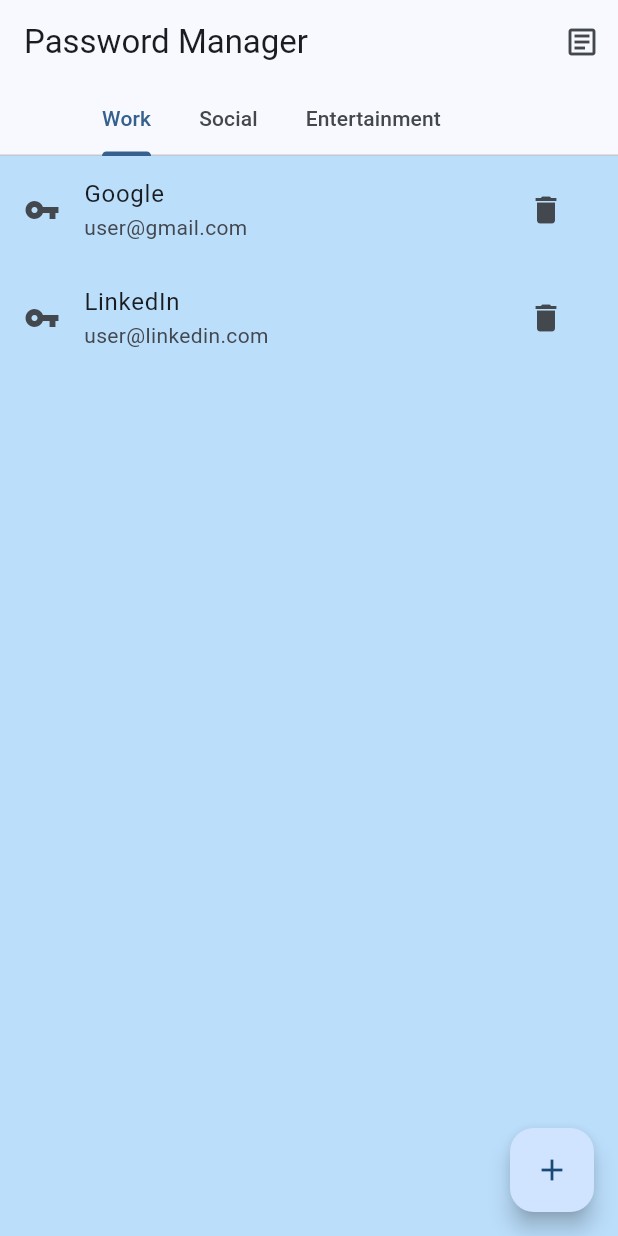
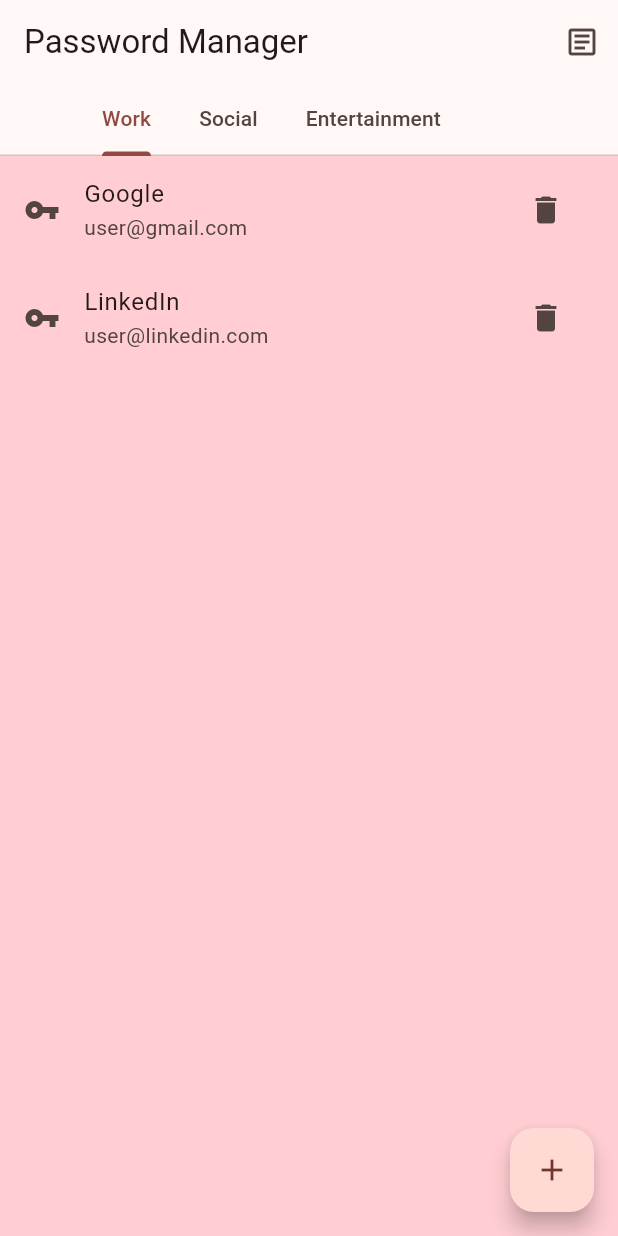
Before and after one commit to could-ai/01984187-8b40-7094-b764-c02460f21847, a Flutter app: the screen it shows after launch, on a phone screen of 412 x 824 dp. Run offline on Flutter 3.47's test engine with Material 3 defaults, Android fonts, the phone set to English and light mode, and no system bars.

Commit message:
Changed the app's theme color from blue to red, updating both the seedColor and the explicit scaffoldBackgroundColor to shades of red.

```diff
--- a/usr/lib/main.dart
+++ b/usr/lib/main.dart
@@ -14,23 +14,23 @@ class MyApp extends StatelessWidget {
       title: 'Password Manager',
       debugShowCheckedModeBanner: false,
       theme: ThemeData(
-        // 使用蓝色作为种子颜色
+        // 使用红色作为种子颜色
         colorScheme: ColorScheme.fromSeed(
-          seedColor: Colors.blue,
+          seedColor: Colors.red,
         ),
-        // 直接设置背景色为浅蓝色
-        scaffoldBackgroundColor: Colors.blue.shade100,
+        // 直接设置背景色为浅红色
+        scaffoldBackgroundColor: Colors.red.shade100,
         useMaterial3: true,
       ),
       darkTheme: ThemeData(
-        // 暗色模式下使用蓝色主色调
+        // 暗色模式下使用红色主色调
         colorScheme: ColorScheme.fromSeed(
-          seedColor: Colors.blue,
+          seedColor: Colors.red,
           brightness: Brightness.dark,
         ),
         useMaterial3: true,
       ),
-      // 统一使用浅色模式，以突出浅蓝色背景效果
+      // 统一使用浅色模式，以突出浅红色背景效果
       themeMode: ThemeMode.light,
       home: const PasswordListScreen(),
     );
```
